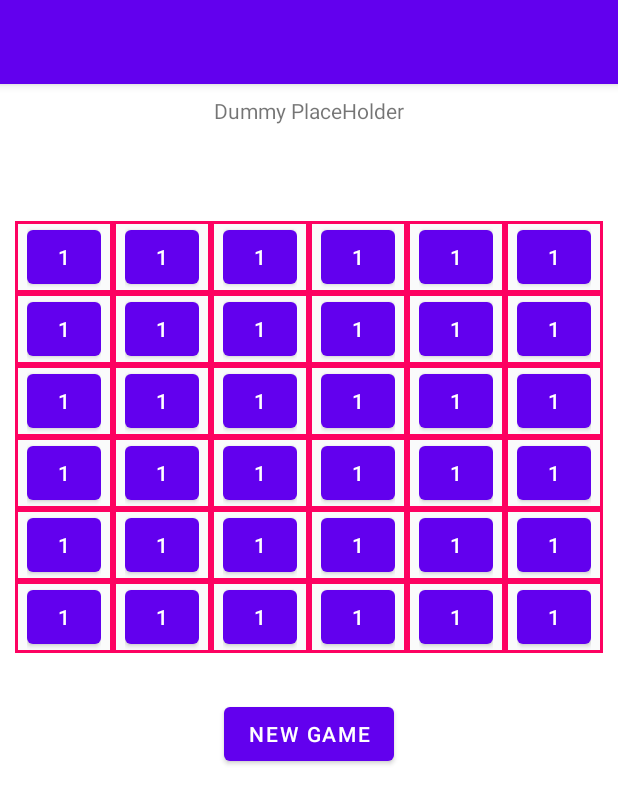
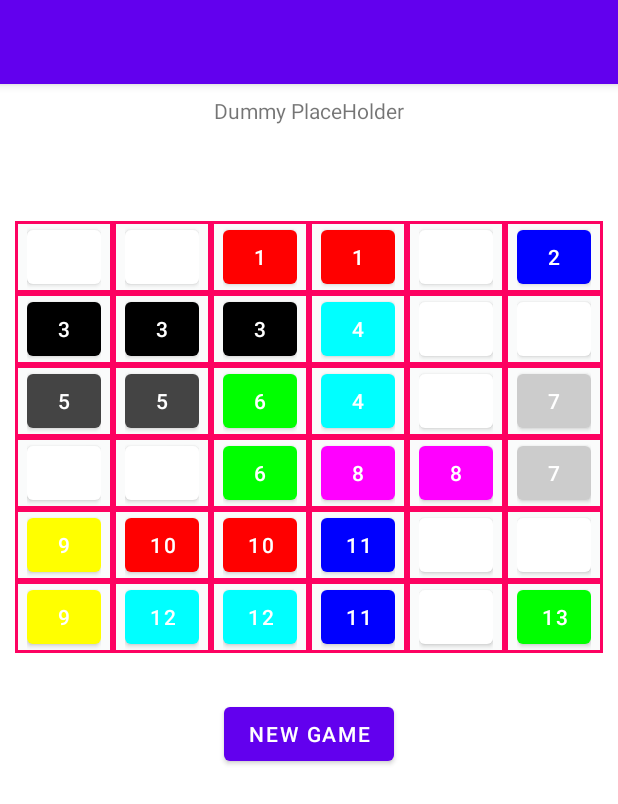
Before and after one commit to olelenz/EcoGecko, an Android app: the screen it shows after launch (MainActivity), after a tap on "NEW GAME", on a phone screen of 412 x 824 dp. Shown: the top 804 px of the screen. Run offline under Robolectric (Android 15) with nearby library versions, the phone set to English and light mode, and no system bars; our stand-ins replace navigation-ui.

Commit message:
working colours

```diff
--- a/app/src/main/java/eco/gecko/ecogecko/GameUI.kt
+++ b/app/src/main/java/eco/gecko/ecogecko/GameUI.kt
@@ -9,6 +9,7 @@ import android.widget.BaseAdapter
 import android.widget.Button
 import android.widget.GridView
 import androidx.fragment.app.Fragment
+import java.util.Dictionary
 
 
 class GameUI : Fragment() {
@@ -37,23 +38,61 @@ class GameUI : Fragment() {
 
     private fun createNewGame() {
         val adapter = GridAdapter()
+        adapter.fillData()
         grid.adapter = adapter
     }
 }
 
 class GridAdapter() : BaseAdapter() {
 
-    val dataSource = listOf(1, 0, 1, 1, 0, 0,
+    val colourDictionary = mapOf<Int, Int>(
+        0 to Color.WHITE,
+        1 to Color.RED,
+        2 to Color.BLUE,
+        3 to Color.BLACK,
+        4 to Color.CYAN,
+        5 to Color.DKGRAY,
+        6 to Color.GREEN,
+        7 to Color.LTGRAY,
+        8 to Color.MAGENTA,
+        9 to Color.YELLOW,
+        10 to Color.RED,
+        11 to Color.BLUE,
+        12 to Color.CYAN,
+        13 to Color.GREEN
+    )
+
+
+    val dataSourceOld = listOf(1, 0, 1, 1, 0, 0,
                             0, 1, 0, 1, 1, 0,
                             1, 0, 1, 1, 0, 0,
                             0, 1, 0, 1, 1, 0,
                             1, 0, 1, 1, 0, 0,
                             0, 1, 0, 1, 1, 0)
+
+    val dataSource = mutableListOf(0, 0, 0, 0, 0, 0,
+                            0, 0, 0, 0, 0, 0,
+                            0, 0, 0, 0, 0, 0,
+                            0, 0, 0, 0, 0, 0,
+                            0, 0, 0, 0, 0, 0,
+                            0, 0, 0, 0, 0, 0,)
     override fun getCount(): Int = dataSource.size
 
     override fun getItem(position: Int): Any = dataSource[position]
 
     override fun getItemId(position: Int): Long = position.toLong()
+
+    fun fillData(){
+        var game: GameBoard = GameBoard("ooBBoxDDDKooAAJKoMooJEEMIFFLooIGGLox")
+        var id: Int = 1
+        for(tile in game.tiles){
+            for (i in 0 until tile.getPositionX().size){
+                dataSource[(tile.getPositionX()[i]+tile.getPositionY()[i]*6)] = id
+            }
+            id++
+        }
+        println(dataSource)
+    }
 
     override fun getView(position: Int, convertView: View?, parent: ViewGroup?): View {
         val view = convertView ?: LayoutInflater.from(parent?.context).inflate(R.layout.list_layout, parent, false)
@@ -61,6 +100,10 @@ class GridAdapter() : BaseAdapter() {
         view.setBackgroundResource(R.drawable.tiles_layout)
         view.setPadding(12,0,12,0)
 
+        var button: Button = view.findViewById<Button>(R.id.tile) as Button
+        button.text = dataSource[position].toString()
+
+        colourDictionary[dataSource[position]]?.let { button.setBackgroundColor(it) }
         return view
     }
 }
--- a/app/src/main/res/layout/list_layout.xml
+++ b/app/src/main/res/layout/list_layout.xml
@@ -7,6 +7,7 @@
     android:orientation="horizontal">
 
     <Button
+        android:id="@+id/tile"
         android:layout_width="match_parent"
         android:layout_height="match_parent"
         android:text="@string/p" />
```
